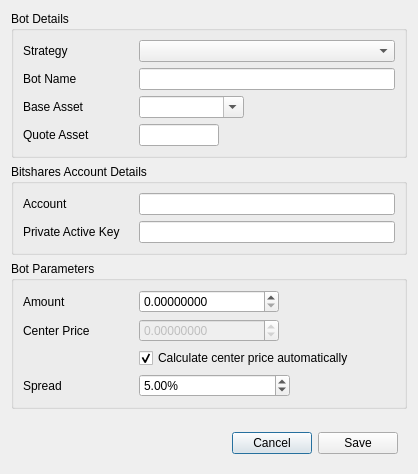
Qt form dexbot/views/ui/create_bot_window.ui (xeroc/stakemachine) before a commit.
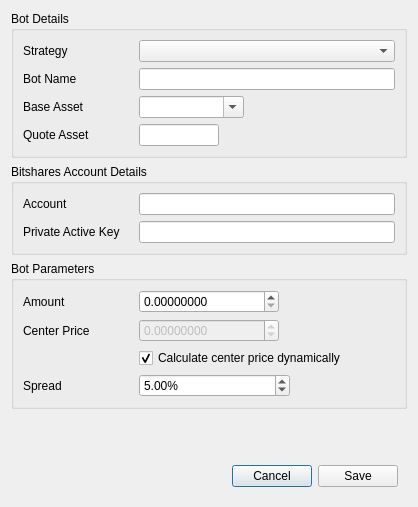
The same form after that commit.

What changed in the file:
```diff
--- a/dexbot/views/ui/create_bot_window.ui
+++ b/dexbot/views/ui/create_bot_window.ui
@@ -7,7 +7,7 @@
     <x>0</x>
     <y>0</y>
     <width>418</width>
-    <height>474</height>
+    <height>507</height>
    </rect>
   </property>
   <property name="windowTitle">
@@ -363,7 +363,7 @@
       <item row="2" column="1">
        <widget class="QCheckBox" name="center_price_automatic_checkbox">
         <property name="text">
-         <string>Calculate center price automatically</string>
+         <string>Calculate center price dynamically</string>
         </property>
         <property name="checked">
          <bool>true</bool>
```
Left out of the diff: 2 changed lines with no effect on the pictures.
